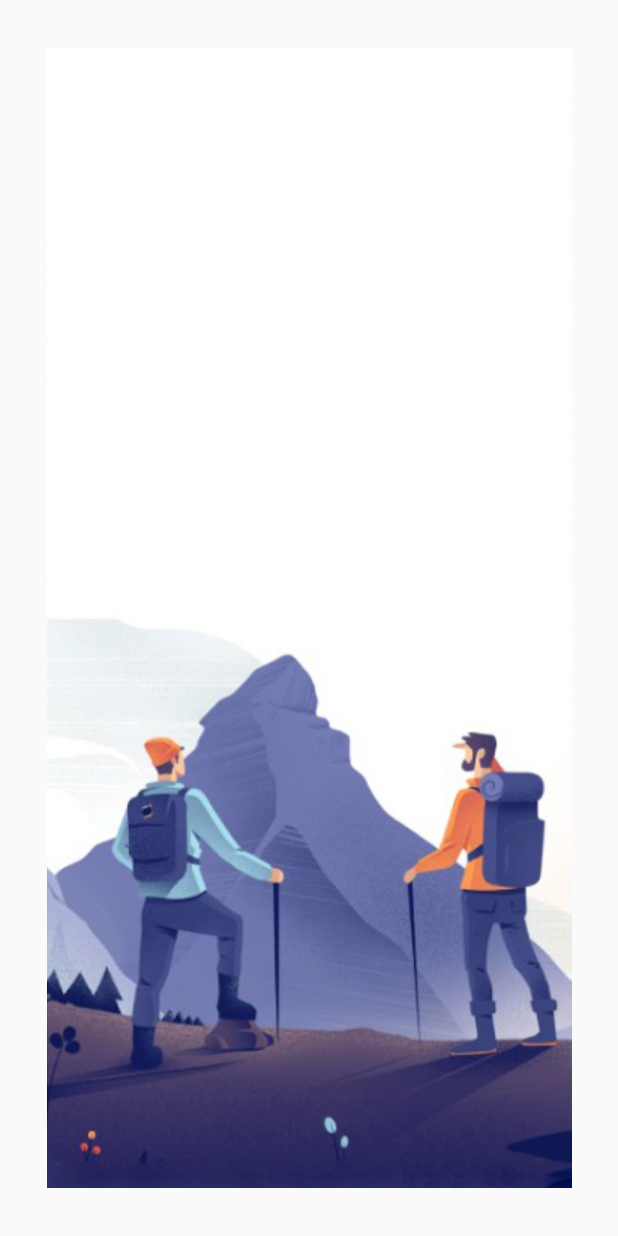
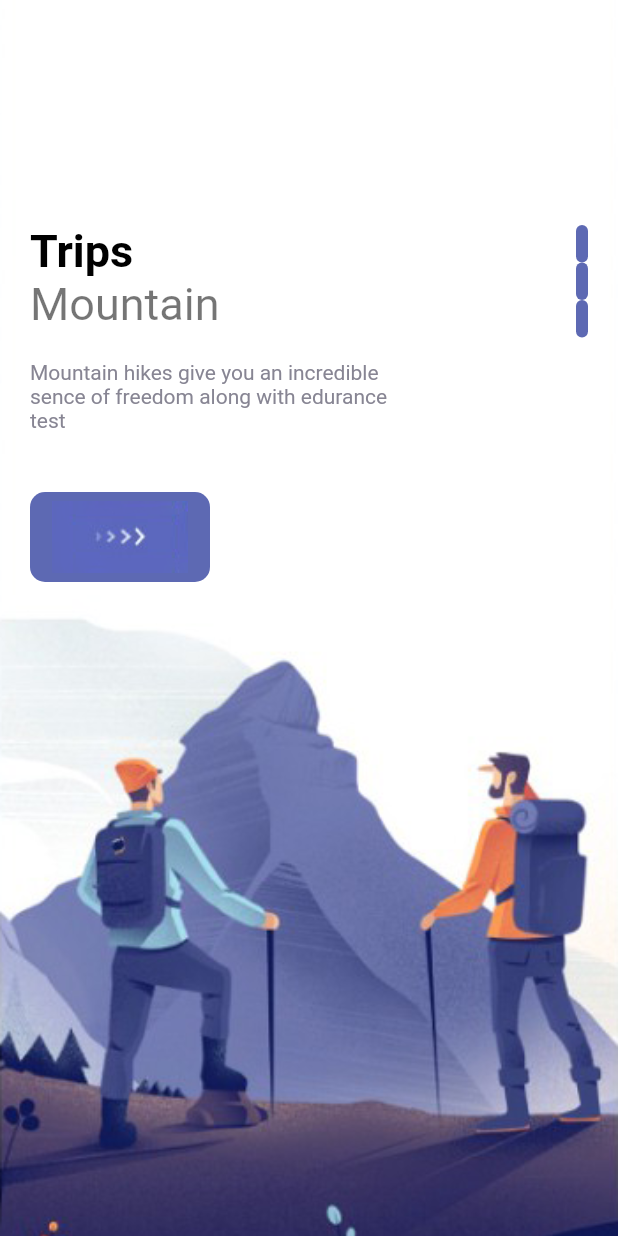
Before and after one commit to TinongSot/Travel_App, a Flutter app: the screen it shows after launch, on a phone screen of 412 x 824 dp. Run offline on Flutter 3.47's test engine with Material 2 defaults, Android fonts, the light colour scheme and no system bars.

Commit message:
new update

```diff
--- /dev/null
+++ b/lib/misc/colors.dart
@@ -0,0 +1,11 @@
+import 'dart:ui';
+
+class AppColors{
+  static final Color textColor1= Color(0xFF989acd);
+  static final Color textColor2 = Color(0xFF878593);
+  static final Color bigTextColor=Color(0xFF2e2e31);
+  static final Color mainColor= Color(0xFF5d69b3);
+  static final Color starColor = Color(0xFFe7bb4e);
+  static final Color mainTextColor = Color(0xFFababad);
+  static final Color buttonBackground = Color(0xFFf1f1f9);
+}
--- a/lib/pages/welcome_page.dart
+++ b/lib/pages/welcome_page.dart
@@ -1,6 +1,8 @@
 import 'package:flutter/material.dart';
-import 'package:flutter/src/foundation/key.dart';
-import 'package:flutter/src/widgets/framework.dart';
+import 'package:travel_app/misc/colors.dart';
+import 'package:travel_app/widgets/app_large_text.dart';
+import 'package:travel_app/widgets/app_text.dart';
+import 'package:travel_app/widgets/responsive_button.dart';
 
 class WelcomePage extends StatefulWidget {
   const WelcomePage({Key? key}) : super(key: key);
@@ -16,6 +18,8 @@
     "welcome-three.png",
   ];
 
+  List text = [];
+
   @override
   Widget build(BuildContext context) {
     return Scaffold(
@@ -28,7 +32,56 @@
                 height: double.maxFinite,
                 decoration: BoxDecoration(
                   image: DecorationImage(
-                      image: AssetImage("img/" + images[index])),
+                      image: AssetImage("img/" + images[index]),
+                      fit: BoxFit.cover),
+                ),
+                child: Container(
+                  margin: const EdgeInsets.only(top: 150, left: 20, right: 20),
+                  child: Row(
+                    mainAxisAlignment: MainAxisAlignment.spaceBetween,
+                    children: [
+                      Column(
+                        crossAxisAlignment: CrossAxisAlignment.start,
+                        children: [
+                          AppLargeText(text: "Trips"),
+                          AppText(
+                            text: "Mountain",
+                            size: 30,
+                          ),
+                          SizedBox(
+                            height: 20,
+                          ),
+                          Container(
+                            width: 250,
+                            child: AppText(
+                              text:
+                                  "Mountain hikes give you an incredible sence of freedom along with edurance test",
+                              color: AppColors.textColor2,
+                              size: 14,
+                            ),
+                          ),
+                          SizedBox(
+                            height: 40,
+                          ),
+                          ResponsiveButton(
+                            width: 120,
+                          ),
+                        ],
+                      ),
+                      Column(
+                        children: List.generate(3, (index) {
+                          return Container(
+                            width: 8,
+                            height: 25,
+                            decoration: BoxDecoration(
+                              borderRadius: BorderRadius.circular(8),
+                              color: AppColors.mainColor,
+                            ),
+                          );
+                        }),
+                      ),
+                    ],
+                  ),
                 ),
               );
             }));
--- /dev/null
+++ b/lib/widgets/app_large_text.dart
@@ -0,0 +1,20 @@
+import 'package:flutter/cupertino.dart';
+import 'package:flutter/material.dart';
+
+class AppLargeText extends StatelessWidget {
+  double size;
+  final String text;
+  final Color color;
+  AppLargeText(
+      {Key? key, this.size = 30, required this.text, this.color = Colors.black})
+      : super(key: key);
+
+  @override
+  Widget build(BuildContext context) {
+    return Text(
+      text,
+      style:
+          TextStyle(color: color, fontSize: size, fontWeight: FontWeight.bold),
+    );
+  }
+}
--- /dev/null
+++ b/lib/widgets/app_text.dart
@@ -0,0 +1,25 @@
+import 'package:flutter/cupertino.dart';
+import 'package:flutter/material.dart';
+
+class AppText extends StatelessWidget {
+  double size;
+  final String text;
+  final Color color;
+  AppText(
+      {Key? key,
+      this.size = 16,
+      required this.text,
+      this.color = Colors.black54})
+      : super(key: key);
+
+  @override
+  Widget build(BuildContext context) {
+    return Text(
+      text,
+      style: TextStyle(
+        color: color,
+        fontSize: size,
+      ),
+    );
+  }
+}
--- /dev/null
+++ b/lib/widgets/responsive_button.dart
@@ -0,0 +1,30 @@
+import 'package:flutter/cupertino.dart';
+import 'package:travel_app/misc/colors.dart';
+
+class ResponsiveButton extends StatelessWidget {
+  bool? isResponsive;
+  double? width;
+  ResponsiveButton({
+    Key? key,
+    this.width,
+    this.isResponsive = false,
+  }) : super(key: key);
+
+  @override
+  Widget build(BuildContext context) {
+    return Container(
+      width: width,
+      height: 60,
+      decoration: BoxDecoration(
+        borderRadius: BorderRadius.circular(10),
+        color: AppColors.mainColor,
+      ),
+      child: Row(
+        mainAxisAlignment: MainAxisAlignment.center,
+        children: [
+          Image.asset("img/button-one.png"),
+        ],
+      ),
+    );
+  }
+}
```
